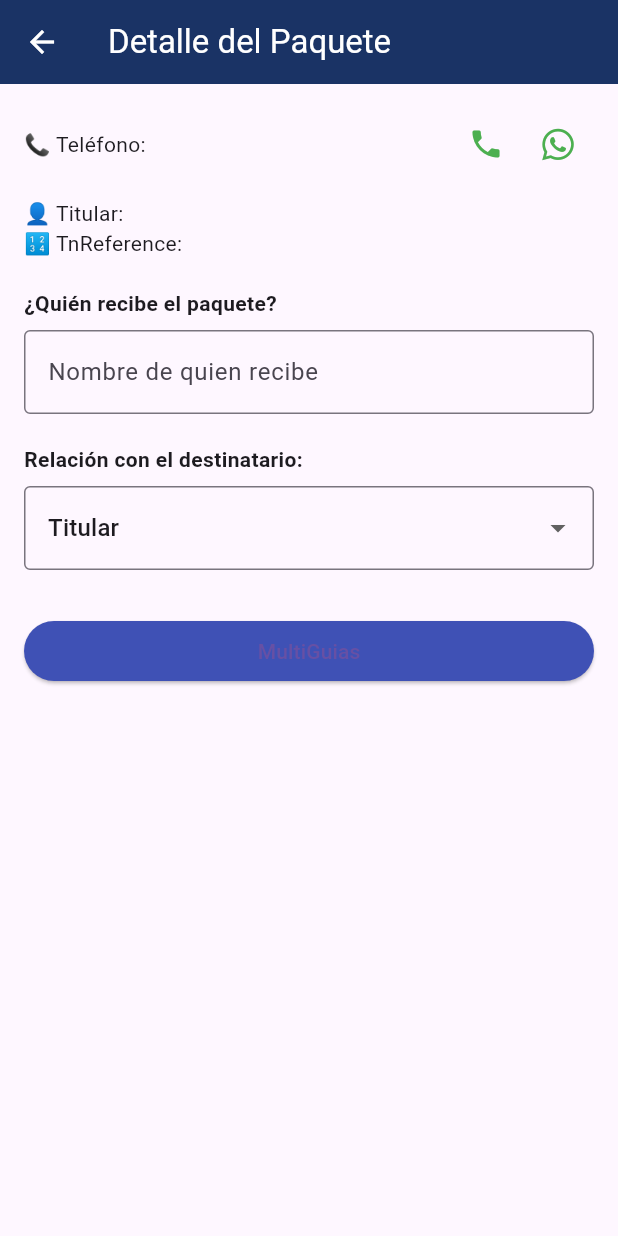
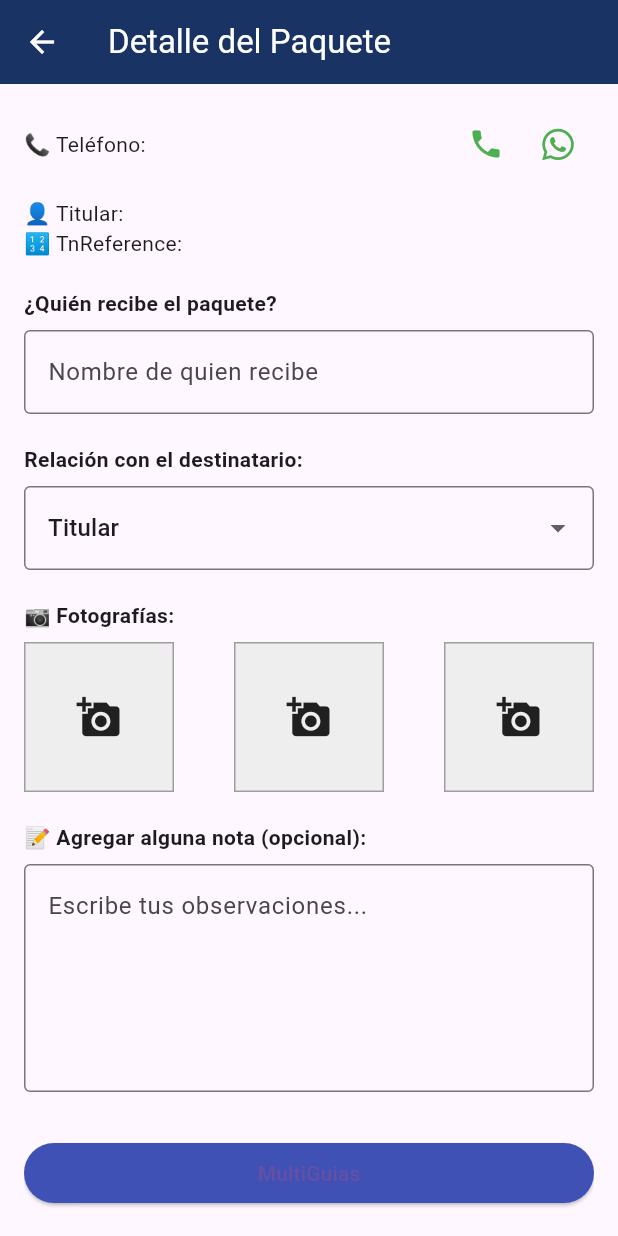
Before and after one commit to JOSUE-zorrilla/primebox, a Flutter app: the PaqueteDetallePage screen opened directly with empty values, on a phone screen of 412 x 824 dp. Run offline on Flutter 3.47's test engine with Material 3 defaults, Android fonts, the phone set to English and light mode, and no system bars; our stand-ins replace firebase_auth, firebase_core, firebase_database, font_awesome_flutter, image_picker, permission_handler; missing offline and left inert: qr_code_scanner; accounts and stored records are empty.

Commit message:
Camra y galeria funcionando

```diff
--- a/lib/paqueteDetallePage.dart
+++ b/lib/paqueteDetallePage.dart
@@ -1,7 +1,10 @@
+import 'dart:io';
 import 'package:flutter/material.dart';
+import 'package:image_picker/image_picker.dart';
 import 'package:url_launcher/url_launcher.dart';
 import 'package:font_awesome_flutter/font_awesome_flutter.dart';
 import 'multi_guias_page.dart';
+import 'package:permission_handler/permission_handler.dart';
 
 
 class PaqueteDetallePage extends StatefulWidget {
@@ -24,6 +27,7 @@ class PaqueteDetallePage extends StatefulWidget {
 
 class _PaqueteDetallePageState extends State<PaqueteDetallePage> {
   final TextEditingController _quienRecibeController = TextEditingController();
+  final TextEditingController _notaController = TextEditingController();
   String _opcionSeleccionada = 'Titular';
 
   final List<String> _opciones = [
@@ -34,6 +38,8 @@ class _PaqueteDetallePageState extends State<PaqueteDetallePage> {
     'Vigilante',
     'Otro',
   ];
+
+  final List<File?> _imagenes = [null, null, null];
 
   void _llamar() async {
     final uri = Uri.parse('tel:${widget.telefono}');
@@ -48,6 +54,62 @@ class _PaqueteDetallePageState extends State<PaqueteDetallePage> {
       await launchUrl(uri);
     }
   }
+ Future<void> _seleccionarImagen(int index) async {
+  final picker = ImagePicker();
+
+  showModalBottomSheet(
+    context: context,
+    builder: (_) => SafeArea(
+      child: Wrap(
+        children: [
+          ListTile(
+            leading: const Icon(Icons.photo_library),
+            title: const Text('Seleccionar de galería'),
+            onTap: () async {
+              Navigator.pop(context);
+
+              final status = await Permission.storage.request();
+              if (status.isGranted) {
+                final picked = await picker.pickImage(source: ImageSource.gallery);
+                if (picked != null) {
+                  setState(() {
+                    _imagenes[index] = File(picked.path);
+                  });
+                }
+              } else {
+                ScaffoldMessenger.of(context).showSnackBar(
+                  const SnackBar(content: Text('Permiso denegado para acceder a la galería.')),
+                );
+              }
+            },
+          ),
+          ListTile(
+            leading: const Icon(Icons.camera_alt),
+            title: const Text('Tomar foto'),
+            onTap: () async {
+              Navigator.pop(context);
+
+              final status = await Permission.camera.request();
+              if (status.isGranted) {
+                final picked = await picker.pickImage(source: ImageSource.camera);
+                if (picked != null) {
+                  setState(() {
+                    _imagenes[index] = File(picked.path);
+                  });
+                }
+              } else {
+                ScaffoldMessenger.of(context).showSnackBar(
+                  const SnackBar(content: Text('Permiso denegado para acceder a la cámara.')),
+                );
+              }
+            },
+          ),
+        ],
+      ),
+    ),
+  );
+}
+
 
   @override
   Widget build(BuildContext context) {
@@ -74,7 +136,6 @@ class _PaqueteDetallePageState extends State<PaqueteDetallePage> {
                   icon: const FaIcon(FontAwesomeIcons.whatsapp, color: Colors.green),
                   onPressed: _enviarWhatsApp,
                 ),
-
               ],
             ),
             const SizedBox(height: 12),
@@ -110,6 +171,41 @@ class _PaqueteDetallePageState extends State<PaqueteDetallePage> {
                 });
               },
             ),
+            const SizedBox(height: 20),
+            const Text('📷 Fotografías:',
+                style: TextStyle(fontWeight: FontWeight.bold)),
+            const SizedBox(height: 8),
+            Row(
+              mainAxisAlignment: MainAxisAlignment.spaceBetween,
+              children: List.generate(3, (index) {
+                return GestureDetector(
+                  onTap: () => _seleccionarImagen(index),
+                  child: Container(
+                    width: 100,
+                    height: 100,
+                    decoration: BoxDecoration(
+                      border: Border.all(color: Colors.grey),
+                      color: Colors.grey[200],
+                    ),
+                    child: _imagenes[index] != null
+                        ? Image.file(_imagenes[index]!, fit: BoxFit.cover)
+                        : const Icon(Icons.add_a_photo, size: 30),
+                  ),
+                );
+              }),
+            ),
+            const SizedBox(height: 20),
+            const Text('📝 Agregar alguna nota (opcional):',
+                style: TextStyle(fontWeight: FontWeight.bold)),
+            const SizedBox(height: 8),
+            TextField(
+              controller: _notaController,
+              maxLines: 5,
+              decoration: const InputDecoration(
+                hintText: 'Escribe tus observaciones...',
+                border: OutlineInputBorder(),
+              ),
+            ),
             const SizedBox(height: 30),
             ElevatedButton(
               onPressed: () {
@@ -121,7 +217,15 @@ ElevatedButton(
               style: ElevatedButton.styleFrom(backgroundColor: Colors.indigo),
               child: const Text('MultiGuias'),
             ),
-
+            const SizedBox(height: 20),
+            ElevatedButton(
+              onPressed: () {
+                // Aquí puedes agregar lógica de guardado o confirmación
+                Navigator.pop(context);
+              },
+              style: ElevatedButton.styleFrom(backgroundColor: Colors.red),
+              child: const Text('Cerrar sin firma'),
+            ),
           ],
         ),
       ),
--- a/pubspec.yaml
+++ b/pubspec.yaml
@@ -39,6 +39,7 @@ dependencies:
   firebase_storage: ^11.5.3
   url_launcher: ^6.2.5
   font_awesome_flutter: ^10.7.0
+  image_picker: ^1.1.1
 
 
   # The following adds the Cupertino Icons font to your application.
```
Also changed, not shown: pubspec.lock, 9 other files. Lines whose indentation alone changed are shown as unchanged.
